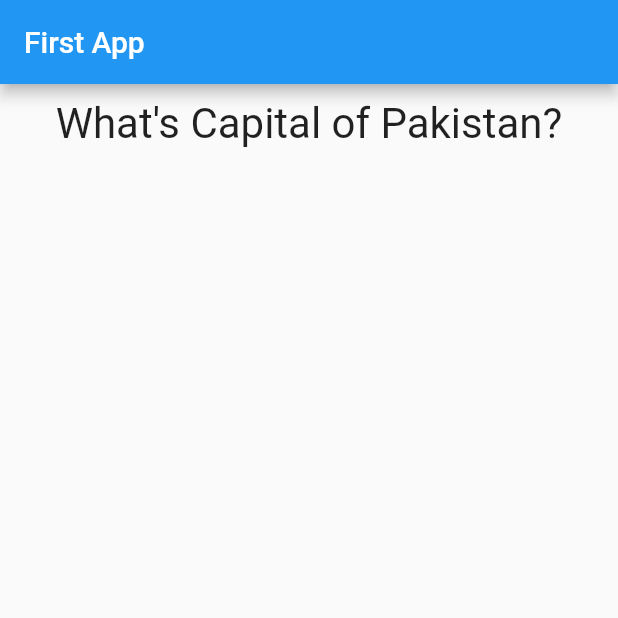
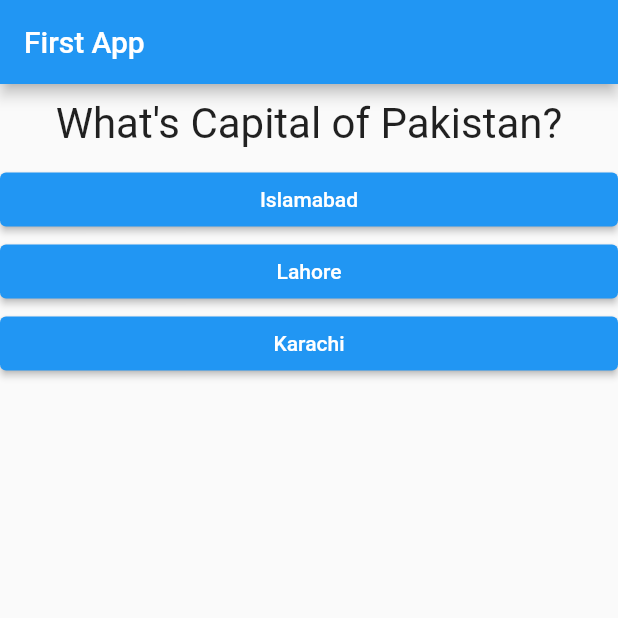
Before and after one commit to Mishalzahra28/Flutter, a Flutter app: the screen it shows after launch, on a phone screen of 412 x 824 dp, the top half of it. Run offline on Flutter 3.47's test engine with Material 2 defaults, Android fonts, the phone set to English and light mode, and no system bars.

Commit message:
final output

```diff
--- a/quiz_app/lib/main.dart
+++ b/quiz_app/lib/main.dart
@@ -52,11 +52,18 @@ class _MyAppState extends State<MyApp> {
       appBar: AppBar(
         title: Text('First App'),
       ),
-      body: Column(
-        children: [
-          Question(questions[_Index]['question'] as String),
-        ],
-      ),
+      body: _Index < questions.length
+          ? Column(
+              children: [
+                Question(questions[_Index]['question'] as String),
+                ...(questions[_Index]["answer"] as List).map((answer) {
+                  return Answer(answerHandler: chooseAnswer, text: answer);
+                }).toList(),
+              ],
+            )
+          : Center(
+              child: Text("You did it!"),
+            ),
     ));
   }
 }
```
